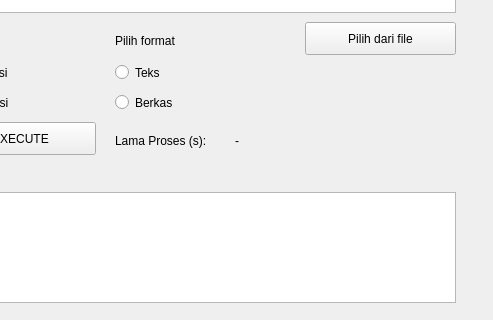
mufraswid/rsa-elgamal, file gui.ui: the form before one commit; both pictures show x 565 to 1058 and y 188 to 508 of the 1058 by 600 pixel window.
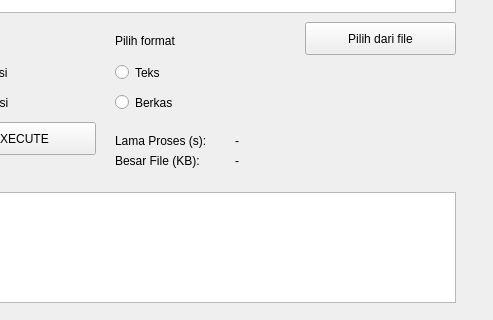
The form after the commit. The open tabs and pages were chosen to show the change.

Commit message: Add size and time support for elgamal

```diff
--- a/gui.ui
+++ b/gui.ui
@@ -528,6 +528,32 @@
        </rect>
       </property>
      </widget>
+     <widget class="QLabel" name="RSA_size_value">
+      <property name="geometry">
+       <rect>
+        <x>810</x>
+        <y>340</y>
+        <width>131</width>
+        <height>17</height>
+       </rect>
+      </property>
+      <property name="text">
+       <string>-</string>
+      </property>
+     </widget>
+     <widget class="QLabel" name="RSA_size_label">
+      <property name="geometry">
+       <rect>
+        <x>690</x>
+        <y>340</y>
+        <width>131</width>
+        <height>17</height>
+       </rect>
+      </property>
+      <property name="text">
+       <string>Besar File (KB):</string>
+      </property>
+     </widget>
     </widget>
     <widget class="QWidget" name="ELGAMAL">
      <widget class="QPushButton" name="EG_key_savebutton">
```
Left out of the diff: 30 changed lines with no effect on the pictures. The commit also changes 2 other files.
